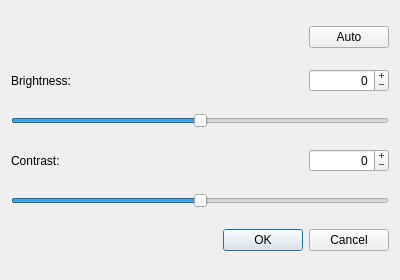
Before: the Qt Designer form brightnesscontrastdialog.ui in yazzy-yazzy/Serius, drawn with Qt 5.
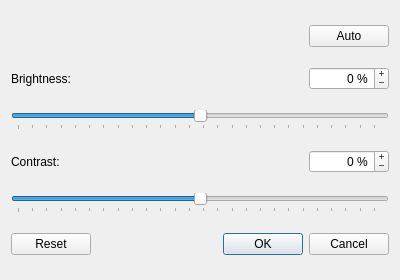
After: the same form once the commit is applied.

```diff
--- a/brightnesscontrastdialog.ui
+++ b/brightnesscontrastdialog.ui
@@ -14,21 +14,80 @@
    <string>Brightness/Contrast</string>
   </property>
   <layout class="QGridLayout" name="gridLayout">
-   <item row="2" column="0">
-    <widget class="QLabel" name="label">
-     <property name="text">
-      <string>Brightness:</string>
+   <item row="7" column="0" colspan="3">
+    <widget class="QSlider" name="contrastSlider">
+     <property name="minimum">
+      <number>-255</number>
      </property>
+     <property name="maximum">
+      <number>255</number>
+     </property>
+     <property name="orientation">
+      <enum>Qt::Horizontal</enum>
+     </property>
+     <property name="tickPosition">
+      <enum>QSlider::TicksBelow</enum>
+     </property>
+     <property name="tickInterval">
+      <number>20</number>
+     </property>
     </widget>
    </item>
-   <item row="5" column="0">
+   <item row="6" column="2">
+    <widget class="QSpinBox" name="contrastSpinBox">
+     <property name="alignment">
+      <set>Qt::AlignRight|Qt::AlignTrailing|Qt::AlignVCenter</set>
+     </property>
+     <property name="buttonSymbols">
+      <enum>QAbstractSpinBox::PlusMinus</enum>
+     </property>
+     <property name="suffix">
+      <string> %</string>
+     </property>
+     <property name="minimum">
+      <number>-255</number>
+     </property>
+     <property name="maximum">
+      <number>255</number>
+     </property>
+     <property name="value">
+      <number>0</number>
+     </property>
+    </widget>
+   </item>
+   <item row="3" column="2">
+    <widget class="QSpinBox" name="brightnessSpinBox">
+     <property name="alignment">
+      <set>Qt::AlignRight|Qt::AlignTrailing|Qt::AlignVCenter</set>
+     </property>
+     <property name="buttonSymbols">
+      <enum>QAbstractSpinBox::PlusMinus</enum>
+     </property>
+     <property name="correctionMode">
+      <enum>QAbstractSpinBox::CorrectToPreviousValue</enum>
+     </property>
+     <property name="suffix">
+      <string> %</string>
+     </property>
+     <property name="prefix">
+      <string/>
+     </property>
+     <property name="minimum">
+      <number>-255</number>
+     </property>
+     <property name="maximum">
+      <number>255</number>
+     </property>
+    </widget>
+   </item>
+   <item row="6" column="0">
     <widget class="QLabel" name="label_2">
      <property name="text">
       <string>Contrast:</string>
      </property>
     </widget>
    </item>
-   <item row="4" column="0" colspan="2">
+   <item row="5" column="0" colspan="3">
     <widget class="QSlider" name="brightnessSlider">
      <property name="minimum">
       <number>-255</number>
@@ -46,24 +105,34 @@
       <bool>false</bool>
      </property>
      <property name="tickPosition">
-      <enum>QSlider::NoTicks</enum>
+      <enum>QSlider::TicksBelow</enum>
      </property>
+     <property name="tickInterval">
+      <number>20</number>
+     </property>
     </widget>
    </item>
-   <item row="6" column="0" colspan="2">
-    <widget class="QSlider" name="contrastSlider">
-     <property name="minimum">
-      <number>-255</number>
+   <item row="0" column="2">
+    <widget class="QPushButton" name="autoutton">
+     <property name="maximumSize">
+      <size>
+       <width>80</width>
+       <height>16777215</height>
+      </size>
      </property>
-     <property name="maximum">
-      <number>255</number>
+     <property name="text">
+      <string>Auto</string>
      </property>
-     <property name="orientation">
-      <enum>Qt::Horizontal</enum>
+    </widget>
+   </item>
+   <item row="3" column="0">
+    <widget class="QLabel" name="label">
+     <property name="text">
+      <string>Brightness:</string>
      </property>
     </widget>
    </item>
-   <item row="7" column="0" colspan="2">
+   <item row="9" column="1" colspan="2">
     <widget class="QDialogButtonBox" name="buttonBox">
      <property name="orientation">
       <enum>Qt::Horizontal</enum>
@@ -73,8 +142,8 @@
      </property>
     </widget>
    </item>
-   <item row="0" column="1">
-    <widget class="QPushButton" name="autoutton">
+   <item row="9" column="0">
+    <widget class="QPushButton" name="resetButton">
      <property name="maximumSize">
       <size>
        <width>80</width>
@@ -82,42 +151,7 @@
       </size>
      </property>
      <property name="text">
-      <string>Auto</string>
-     </property>
-    </widget>
-   </item>
-   <item row="5" column="1">
-    <widget class="QSpinBox" name="contrastSpinBox">
-     <property name="alignment">
-      <set>Qt::AlignRight|Qt::AlignTrailing|Qt::AlignVCenter</set>
-     </property>
-     <property name="buttonSymbols">
-      <enum>QAbstractSpinBox::PlusMinus</enum>
-     </property>
-     <property name="minimum">
-      <number>-255</number>
-     </property>
-     <property name="maximum">
-      <number>255</number>
-     </property>
-     <property name="value">
-      <number>0</number>
-     </property>
-    </widget>
-   </item>
-   <item row="2" column="1">
-    <widget class="QSpinBox" name="brightnessSpinBox">
-     <property name="alignment">
-      <set>Qt::AlignRight|Qt::AlignTrailing|Qt::AlignVCenter</set>
-     </property>
-     <property name="buttonSymbols">
-      <enum>QAbstractSpinBox::PlusMinus</enum>
-     </property>
-     <property name="minimum">
-      <number>-255</number>
-     </property>
-     <property name="maximum">
-      <number>255</number>
+      <string>Reset</string>
      </property>
     </widget>
    </item>
```
